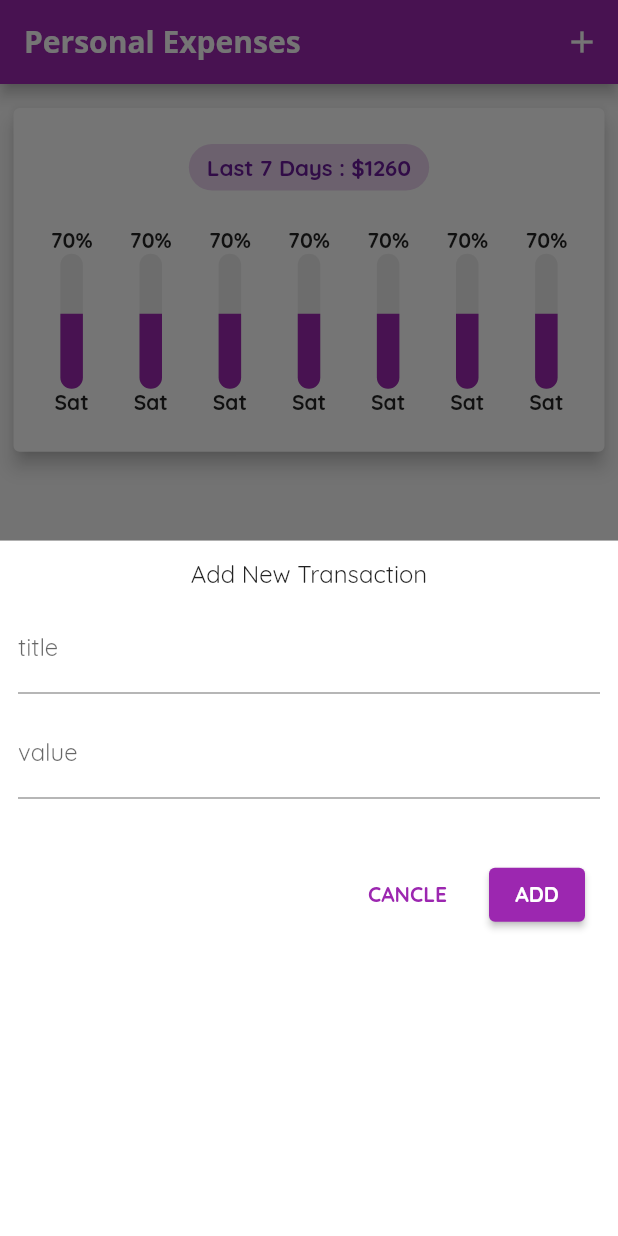
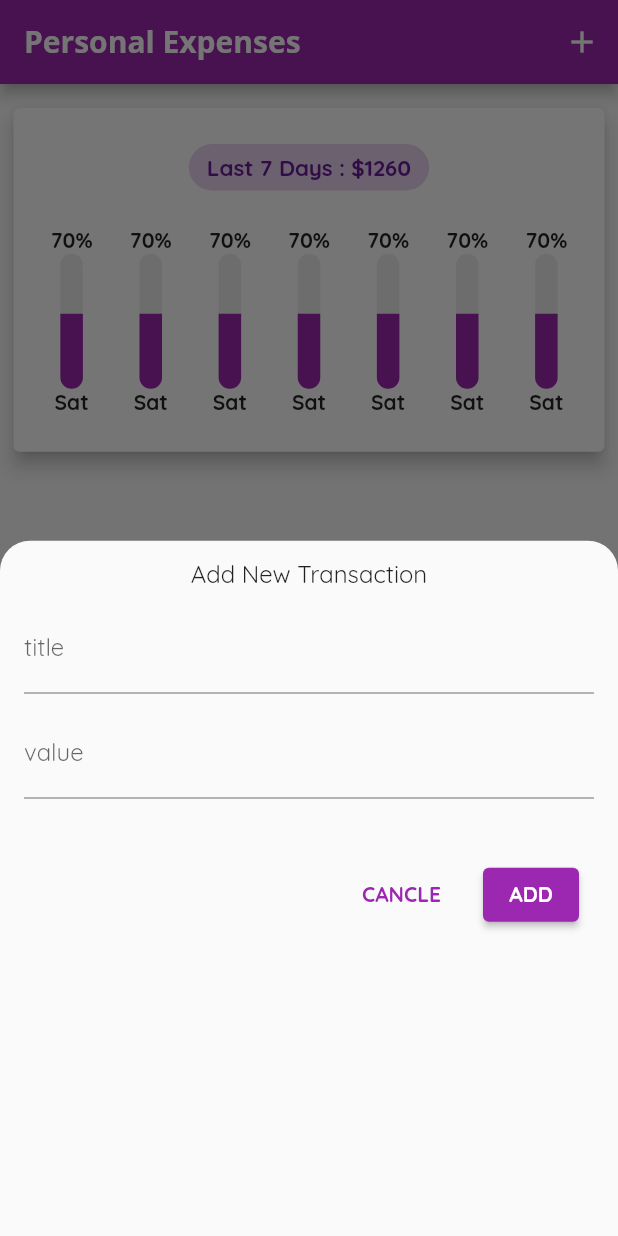
Before and after one commit to hosseinvejdani/simple_expenses_planner_en, a Flutter app: the screen it shows after launch, after a tap on the "add" icon, on a phone screen of 412 x 824 dp. Run offline on Flutter 3.47's test engine with Material 2 defaults, Android fonts, the phone set to English and light mode, and no system bars.

Commit message:
remove height property. make rounded conrner for modal bottom sheet

```diff
--- a/lib/widgets/home_page.dart
+++ b/lib/widgets/home_page.dart
@@ -19,11 +19,15 @@ class _HomePageState extends State<HomePage> {
       context: context,
       builder: (context) {
         return NewTransactionForm(
-          height: 600,
           newTransactionHandler: _addNewTransaction,
           cancleButtonHandler: _cancleAddingNewTransaction,
         );
       },
+      isDismissible: false,
+      shape: RoundedRectangleBorder(
+          borderRadius: BorderRadius.vertical(
+        top: Radius.circular(20),
+      )),
     );
   }
 
--- a/lib/widgets/new_transaction_form.dart
+++ b/lib/widgets/new_transaction_form.dart
@@ -1,13 +1,11 @@
 import 'package:flutter/material.dart';
 
 class NewTransactionForm extends StatefulWidget {
-  final double height;
   final Function newTransactionHandler;
   final VoidCallback cancleButtonHandler;
   const NewTransactionForm({
     required this.cancleButtonHandler,
     required this.newTransactionHandler,
-    required this.height,
     Key? key,
   }) : super(key: key);
 
@@ -59,8 +57,7 @@ class _NewTransactionFormState extends State<NewTransactionForm> {
   @override
   Widget build(BuildContext context) {
     return Container(
-      padding: EdgeInsets.symmetric(vertical: 6, horizontal: 12),
-      color: Colors.white,
+      padding: EdgeInsets.symmetric(vertical: 6, horizontal: 16),
       width: double.infinity,
       child: Column(
         children: [
```
